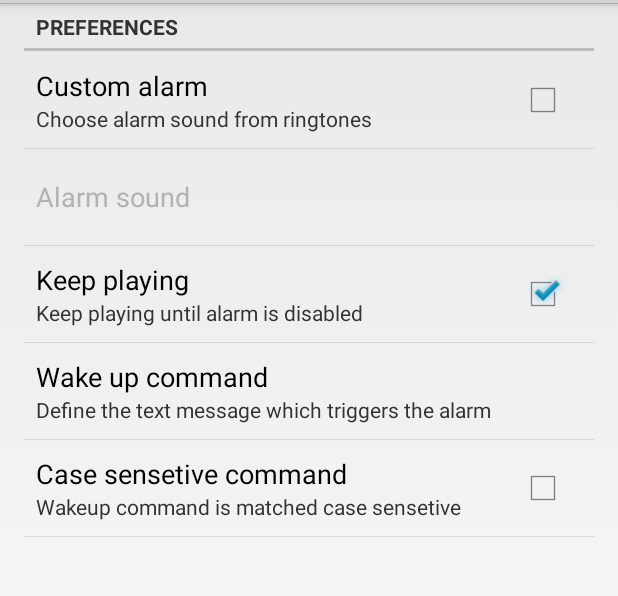
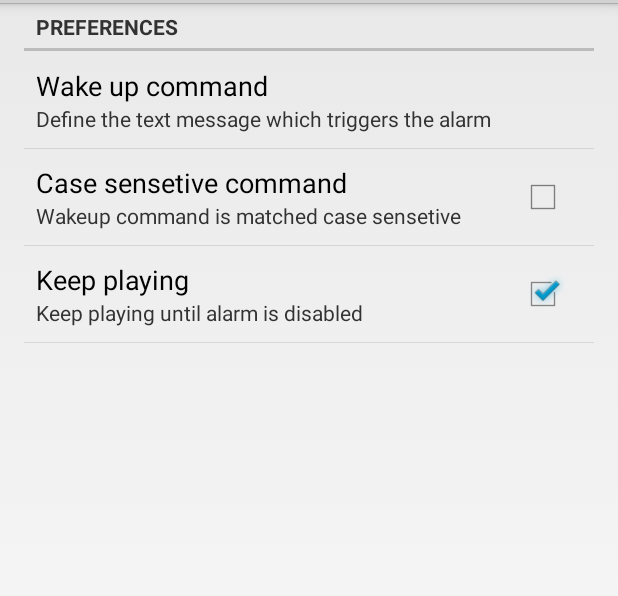
Before and after one commit to tonsV2/SMS-Wakeup, an Android app: the Preferences screen opened directly, with no data from a screen before it, on a phone screen of 412 x 824 dp, the part 69-665 px from its top. Run offline under Robolectric (Android 15) with nearby library versions, the light colour scheme and no system bars.

Commit message:
Did a bit of cleanup. Added option to loop the alarm.

```diff
--- a/SMSWakeUp/src/main/java/com/snot/smswakeup/SmsReceiver.java
+++ b/SMSWakeUp/src/main/java/com/snot/smswakeup/SmsReceiver.java
@@ -18,6 +18,7 @@ import android.support.v4.app.NotificationCompat;
 import android.app.Notification;
 import android.app.PendingIntent;
 
+import android.media.AudioManager;
 
 import com.snot.smswakeup.database.Blacklist;
 import com.snot.smswakeup.database.Provider;
@@ -46,10 +47,6 @@ public class SmsReceiver extends BroadcastReceiver {
 		// TODO: dont hard code strings
 		String wakeUpCommand = prefs.getString("wakeup_cmd", "WAKE UP");
 		boolean CaseSensetiveCompare = prefs.getBoolean("case_sensetive_cmp", false);
-//		boolean vibrate = prefs.getBoolean("vibrate", true);
-//		int vibrateTime = Integer.parseInt(prefs.getString("vibrate_time", "3000"));
-//boolean flash = prefs.getBoolean("flash", true);
-//boolean flashScreen = prefs.getBoolean("flash_screen", true);
 
 		Bundle pudsBundle = intent.getExtras();
 		Object[] pdus = (Object[]) pudsBundle.get("pdus");
@@ -72,14 +69,6 @@ public class SmsReceiver extends BroadcastReceiver {
 		{
 			AlarmNotification("Wake up msg from " + phoneNumber);
 			soundAlarm();
-			//http://android.konreu.com/developer-how-to/vibration-examples-for-android-phone-development/
-//			if(vibrate)
-//			{
-//				// Get instance of Vibrator from current Context
-//				Vibrator v = (Vibrator)context.getSystemService(Context.VIBRATOR_SERVICE);
-//				v.vibrate(vibrateTime);
-//			}
-
 		}
 		if(isBlacklisted)
 		{
@@ -90,24 +79,13 @@ public class SmsReceiver extends BroadcastReceiver {
 
 	private void soundAlarm()
 	{
+		// TODO: should be based on config...
+		// Maximize volume
+		AudioManager am = (AudioManager)context.getSystemService(Context.AUDIO_SERVICE);
+		am.setStreamVolume(AudioManager.STREAM_MUSIC, am.getStreamMaxVolume(AudioManager.STREAM_MUSIC), 0);
+		// Sound alarm
 		SoundAlarm.getInstance().initalizeMediaPlayer(context);
 		SoundAlarm.getInstance().start();
-
-//		boolean customAlarm = prefs.getBoolean("custom_alarm", false);
-//		String alarmSound = prefs.getString("alarm_sound", "default ringtone");
-//		// TODO: loop alarm
-//		Uri alarm = null;
-//		if(customAlarm)
-//		{
-//			alarm = Uri.parse(alarmSound);
-//		}
-//		else
-//		{
-//			alarm = Uri.parse("android.resource://" + context.getPackageName() + "/" + R.raw.alarm_sound);
-//		}
-//
-//		Ringtone r = RingtoneManager.getRingtone(context, alarm);
-//		r.play();
 	}
 
 	private boolean isBlacklisted(String phoneNumber)
--- a/SMSWakeUp/src/main/java/com/snot/smswakeup/SoundAlarm.java
+++ b/SMSWakeUp/src/main/java/com/snot/smswakeup/SoundAlarm.java
@@ -4,11 +4,16 @@ import android.content.Context;
 import android.media.MediaPlayer;
 import android.util.Log;
 
+import android.content.SharedPreferences;
+import android.preference.PreferenceManager;
 
 /**
  * @author snot
  *
  */
+
+// Credits: http://stackoverflow.com/questions/14728945/play-stop-sound-from-another-activity
+
 public class SoundAlarm {
 	private static final String TAG = "SoundAlarm";
 	private static SoundAlarm refrence = null;
@@ -28,7 +33,10 @@ public class SoundAlarm {
 	}
 
 	public void initalizeMediaPlayer(Context context, int musicId){
+		SharedPreferences prefs = PreferenceManager.getDefaultSharedPreferences(context);
 		mediaPlayer = MediaPlayer.create(context, musicId);
+		boolean loop = prefs.getBoolean("keep_playing", true);
+		mediaPlayer.setLooping(loop);
 	}
 
 	public void start(){
--- a/SMSWakeUp/src/main/res/xml/preferences.xml
+++ b/SMSWakeUp/src/main/res/xml/preferences.xml
@@ -1,21 +1,6 @@
 <?xml version="1.0" encoding="utf-8"?>
 <PreferenceScreen xmlns:android="http://schemas.android.com/apk/res/android">
 	<PreferenceCategory android:title="@string/prefs_title">
-		<CheckBoxPreference
-			android:title="@string/prefs_custom_alarm_title"
-			android:defaultValue="False"
-			android:key="custom_alarm"
-			android:summary="@string/prefs_custom_alarm_summary" />
-	    <RingtonePreference
-			android:key="alarm_sound"
-			android:title="@string/prefs_alarm_sound"
-			android:dependency="custom_alarm"
-			android:ringtoneType="notification" />
-		<CheckBoxPreference
-			android:title="@string/prefs_keep_playing_title"
-			android:defaultValue="True"
-			android:key="keep_playing"
-			android:summary="@string/prefs_keep_playing_summary" />
 		<EditTextPreference
 			android:key="wakeup_cmd"
 			android:title="@string/prefs_wakeup_cmd_title"
@@ -27,33 +12,10 @@
 			android:defaultValue="False"
 			android:key="case_sensetive_cmp"
 			android:summary="Wakeup command is matched case sensetive" />
-<!--
 		<CheckBoxPreference
-			android:title="@string/prefs_vibrate_title"
+			android:title="@string/prefs_keep_playing_title"
 			android:defaultValue="True"
-			android:key="vibrate"
-			android:summary="@string/prefs_vibrate_summary" />
--->
-<!--
-		<EditTextPreference
-			android:key="vibrate_time"
-			android:title="@string/prefs_vibrate_time_title"
-			android:summary="@string/prefs_vibrate_time_summary"
-			android:numeric="integer"
-			android:dependency="vibrate"
-			android:defaultValue="3000" />
--->
-		<!--
-		<CheckBoxPreference
-			android:title="@string/prefs_flash_title"
-			android:defaultValue="False"
-			android:key="flash"
-			android:summary="Use flashlight on alarm" />
-		<CheckBoxPreference
-			android:title="@string/prefs_flash_screen_title"
-			android:defaultValue="False"
-			android:key="flash_screen"
-			android:summary="@string/prefs_flash_screen_summary" />
-		-->
+			android:key="keep_playing"
+			android:summary="@string/prefs_keep_playing_summary" />
 	</PreferenceCategory>
 </PreferenceScreen>
```
